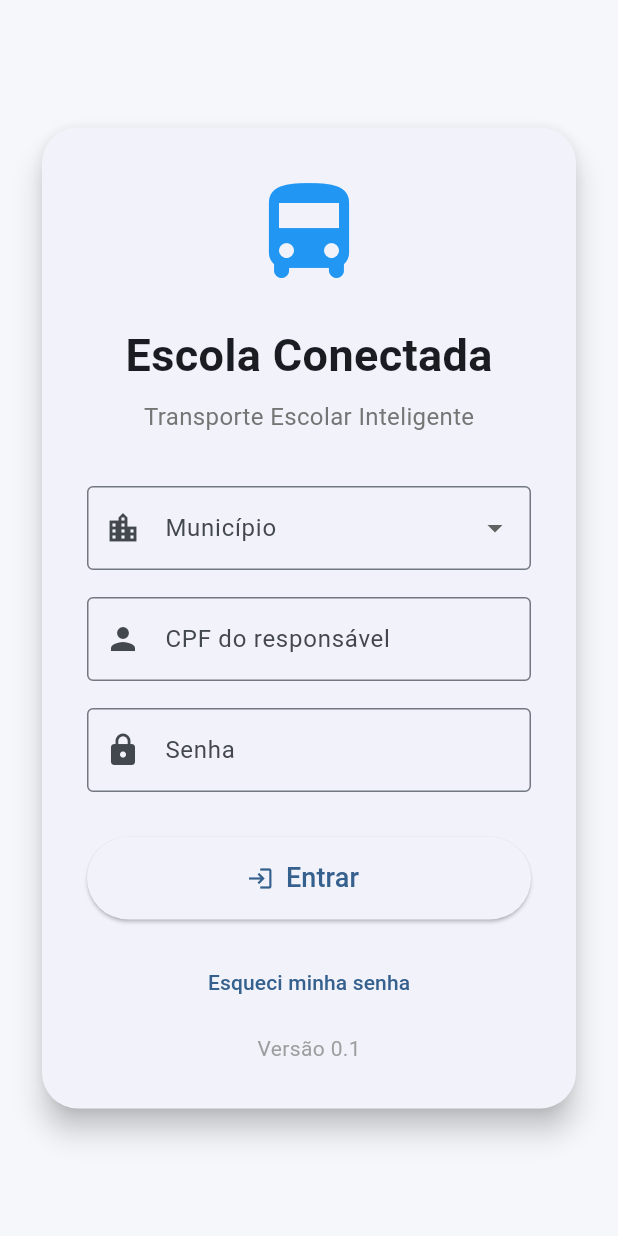
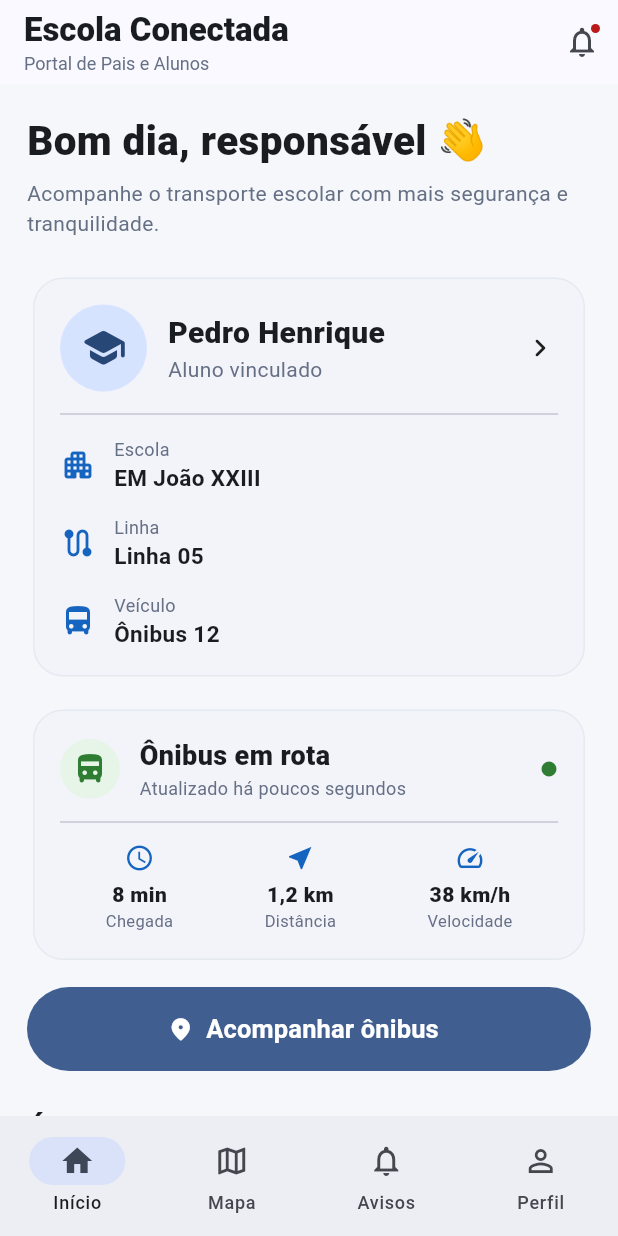
Before and after one commit to teste11th/escola-conectada, a Flutter app: the screen it shows after launch, after a tap on "Entrar", on a phone screen of 412 x 824 dp. Run offline on Flutter 3.47's test engine with Material 3 defaults, Android fonts, the phone set to English and light mode, and no system bars.

Commit message:
V0.2 - Home de pais e alunos

```diff
--- a/lib/main.dart
+++ b/lib/main.dart
@@ -1,8 +1,8 @@
 import 'package:flutter/material.dart';
 
-void main() {
-  runApp(const EscolaConectadaApp());
-}
+import 'pages/login_page.dart';
+
+void main() => runApp(const EscolaConectadaApp());
 
 class EscolaConectadaApp extends StatelessWidget {
   const EscolaConectadaApp({super.key});
@@ -14,136 +14,22 @@ class EscolaConectadaApp extends StatelessWidget {
       title: 'Escola Conectada',
       theme: ThemeData(
         useMaterial3: true,
-        colorSchemeSeed: Colors.blue,
+        colorScheme: ColorScheme.fromSeed(seedColor: const Color(0xFF1565C0)),
+        scaffoldBackgroundColor: const Color(0xFFF5F7FA),
+        cardTheme: CardThemeData(
+          elevation: 0,
+          shape: RoundedRectangleBorder(
+            borderRadius: BorderRadius.circular(20),
+            side: const BorderSide(color: Color(0xFFE5EAF0)),
+          ),
+        ),
+        inputDecorationTheme: InputDecorationTheme(
+          filled: true,
+          fillColor: Colors.white,
+          border: OutlineInputBorder(borderRadius: BorderRadius.circular(16)),
+        ),
       ),
       home: const LoginPage(),
     );
   }
 }
-
-class LoginPage extends StatelessWidget {
-  const LoginPage({super.key});
-
-  @override
-  Widget build(BuildContext context) {
-    return Scaffold(
-      backgroundColor: const Color(0xffF5F7FA),
-      body: Center(
-        child: SingleChildScrollView(
-          padding: const EdgeInsets.all(24),
-          child: SizedBox(
-            width: 420,
-            child: Card(
-              elevation: 8,
-              shape: RoundedRectangleBorder(
-                borderRadius: BorderRadius.circular(24),
-              ),
-              child: Padding(
-                padding: const EdgeInsets.all(30),
-                child: Column(
-                  children: [
-                    const Icon(
-                      Icons.directions_bus_rounded,
-                      size: 80,
-                      color: Colors.blue,
-                    ),
-                    const SizedBox(height: 20),
-
-                    const Text(
-                      "Escola Conectada",
-                      style: TextStyle(
-                        fontSize: 30,
-                        fontWeight: FontWeight.bold,
-                      ),
-                    ),
-
-                    const SizedBox(height: 8),
-
-                    Text(
-                      "Transporte Escolar Inteligente",
-                      style: TextStyle(
-                        color: Colors.grey.shade600,
-                        fontSize: 16,
-                      ),
-                    ),
-
-                    const SizedBox(height: 35),
-
-                    DropdownButtonFormField<String>(
-                      decoration: const InputDecoration(
-                        labelText: "Município",
-                        border: OutlineInputBorder(),
-                        prefixIcon: Icon(Icons.location_city),
-                      ),
-                      items: const [
-                        DropdownMenuItem(
-                          value: "Campo Grande",
-                          child: Text("Campo Grande"),
-                        ),
-                        DropdownMenuItem(
-                          value: "Catanduva",
-                          child: Text("Catanduva"),
-                        ),
-                      ],
-                      onChanged: (v) {},
-                    ),
-
-                    const SizedBox(height: 18),
-
-                    TextField(
-                      decoration: const InputDecoration(
-                        labelText: "CPF do responsável",
-                        border: OutlineInputBorder(),
-                        prefixIcon: Icon(Icons.person),
-                      ),
-                    ),
-
-                    const SizedBox(height: 18),
-
-                    TextField(
-                      obscureText: true,
-                      decoration: const InputDecoration(
-                        labelText: "Senha",
-                        border: OutlineInputBorder(),
-                        prefixIcon: Icon(Icons.lock),
-                      ),
-                    ),
-
-                    const SizedBox(height: 30),
-
-                    SizedBox(
-                      width: double.infinity,
-                      height: 55,
-                      child: ElevatedButton.icon(
-                        onPressed: () {},
-                        icon: const Icon(Icons.login),
-                        label: const Text(
-                          "Entrar",
-                          style: TextStyle(fontSize: 18),
-                        ),
-                      ),
-                    ),
-
-                    const SizedBox(height: 18),
-
-                    TextButton(
-                      onPressed: () {},
-                      child: const Text("Esqueci minha senha"),
-                    ),
-
-                    const SizedBox(height: 10),
-
-                    const Text(
-                      "Versão 0.1",
-                      style: TextStyle(color: Colors.grey),
-                    ),
-                  ],
-                ),
-              ),
-            ),
-          ),
-        ),
-      ),
-    );
-  }
-}
--- /dev/null
+++ b/lib/pages/home_page.dart
@@ -0,0 +1,291 @@
+import 'package:flutter/material.dart';
+
+const azul = Color(0xFF1565C0);
+const verde = Color(0xFF2E7D32);
+
+class HomePage extends StatefulWidget {
+  const HomePage({super.key});
+
+  @override
+  State<HomePage> createState() => _HomePageState();
+}
+
+class _HomePageState extends State<HomePage> {
+  int pagina = 0;
+
+  @override
+  Widget build(BuildContext context) {
+    final telas = [
+      InicioPage(onMapa: () => setState(() => pagina = 1)),
+      const MapaPage(),
+      const AvisosPage(),
+      const PerfilPage(),
+    ];
+
+    return Scaffold(
+      body: IndexedStack(index: pagina, children: telas),
+      bottomNavigationBar: NavigationBar(
+        selectedIndex: pagina,
+        onDestinationSelected: (i) => setState(() => pagina = i),
+        destinations: const [
+          NavigationDestination(icon: Icon(Icons.home_outlined), selectedIcon: Icon(Icons.home), label: 'Início'),
+          NavigationDestination(icon: Icon(Icons.map_outlined), selectedIcon: Icon(Icons.map), label: 'Mapa'),
+          NavigationDestination(icon: Icon(Icons.notifications_outlined), selectedIcon: Icon(Icons.notifications), label: 'Avisos'),
+          NavigationDestination(icon: Icon(Icons.person_outline), selectedIcon: Icon(Icons.person), label: 'Perfil'),
+        ],
+      ),
+    );
+  }
+}
+
+class InicioPage extends StatelessWidget {
+  final VoidCallback onMapa;
+  const InicioPage({super.key, required this.onMapa});
+
+  @override
+  Widget build(BuildContext context) {
+    return Scaffold(
+      appBar: AppBar(
+        title: const Column(
+          crossAxisAlignment: CrossAxisAlignment.start,
+          children: [
+            Text('Escola Conectada', style: TextStyle(fontWeight: FontWeight.w800)),
+            Text('Portal de Pais e Alunos', style: TextStyle(fontSize: 12, color: Color(0xFF667085))),
+          ],
+        ),
+        actions: [IconButton(onPressed: () {}, icon: const Badge(child: Icon(Icons.notifications_outlined)))],
+      ),
+      body: ListView(
+        padding: const EdgeInsets.all(18),
+        children: [
+          const Text('Bom dia, responsável 👋', style: TextStyle(fontSize: 27, fontWeight: FontWeight.w800)),
+          const SizedBox(height: 6),
+          const Text('Acompanhe o transporte escolar com mais segurança e tranquilidade.',
+              style: TextStyle(color: Color(0xFF667085), height: 1.4)),
+          const SizedBox(height: 22),
+          const _AlunoCard(),
+          const SizedBox(height: 14),
+          const _StatusCard(),
+          const SizedBox(height: 14),
+          SizedBox(
+            height: 56,
+            child: FilledButton.icon(
+              onPressed: onMapa,
+              icon: const Icon(Icons.location_on_rounded),
+              label: const Text('Acompanhar ônibus', style: TextStyle(fontSize: 17, fontWeight: FontWeight.w700)),
+            ),
+          ),
+          const SizedBox(height: 24),
+          const Text('Últimos avisos', style: TextStyle(fontSize: 20, fontWeight: FontWeight.w800)),
+          const SizedBox(height: 10),
+          const _AvisoCard(
+            icon: Icons.check_circle_outline,
+            title: 'Rota funcionando normalmente',
+            subtitle: 'O ônibus iniciou o trajeto dentro do horário previsto.',
+            color: verde,
+          ),
+          const SizedBox(height: 10),
+          const _AvisoCard(
+            icon: Icons.info_outline,
+            title: 'Previsão de chegada',
+            subtitle: 'Chegada estimada ao ponto em aproximadamente 8 minutos.',
+            color: azul,
+          ),
+        ],
+      ),
+    );
+  }
+}
+
+class _AlunoCard extends StatelessWidget {
+  const _AlunoCard();
+
+  @override
+  Widget build(BuildContext context) {
+    return Card(
+      child: Padding(
+        padding: const EdgeInsets.all(18),
+        child: Column(
+          children: const [
+            Row(
+              children: [
+                CircleAvatar(radius: 29, child: Icon(Icons.school_rounded, size: 31)),
+                SizedBox(width: 14),
+                Expanded(child: Column(crossAxisAlignment: CrossAxisAlignment.start, children: [
+                  Text('Pedro Henrique', style: TextStyle(fontSize: 20, fontWeight: FontWeight.w800)),
+                  Text('Aluno vinculado', style: TextStyle(color: Color(0xFF667085))),
+                ])),
+                Icon(Icons.chevron_right_rounded),
+              ],
+            ),
+            Divider(height: 30),
+            _Info(icon: Icons.apartment_rounded, label: 'Escola', value: 'EM João XXIII'),
+            SizedBox(height: 14),
+            _Info(icon: Icons.route_rounded, label: 'Linha', value: 'Linha 05'),
+            SizedBox(height: 14),
+            _Info(icon: Icons.directions_bus_rounded, label: 'Veículo', value: 'Ônibus 12'),
+          ],
+        ),
+      ),
+    );
+  }
+}
+
+class _Info extends StatelessWidget {
+  final IconData icon;
+  final String label;
+  final String value;
+  const _Info({required this.icon, required this.label, required this.value});
+
+  @override
+  Widget build(BuildContext context) {
+    return Row(children: [
+      Icon(icon, color: azul),
+      const SizedBox(width: 12),
+      Column(crossAxisAlignment: CrossAxisAlignment.start, children: [
+        Text(label, style: const TextStyle(color: Color(0xFF667085), fontSize: 12)),
+        Text(value, style: const TextStyle(fontWeight: FontWeight.w700, fontSize: 15)),
+      ]),
+    ]);
+  }
+}
+
+class _StatusCard extends StatelessWidget {
+  const _StatusCard();
+
+  @override
+  Widget build(BuildContext context) {
+    return Card(
+      child: Padding(
+        padding: const EdgeInsets.all(18),
+        child: Column(children: const [
+          Row(children: [
+            CircleAvatar(backgroundColor: Color(0xFFE7F5E9), child: Icon(Icons.directions_bus_filled_rounded, color: verde)),
+            SizedBox(width: 13),
+            Expanded(child: Column(crossAxisAlignment: CrossAxisAlignment.start, children: [
+              Text('Ônibus em rota', style: TextStyle(fontSize: 18, fontWeight: FontWeight.w800)),
+              Text('Atualizado há poucos segundos', style: TextStyle(color: Color(0xFF667085), fontSize: 12)),
+            ])),
+            Icon(Icons.circle, color: verde, size: 12),
+          ]),
+          Divider(height: 28),
+          Row(mainAxisAlignment: MainAxisAlignment.spaceAround, children: [
+            _Status(icon: Icons.schedule, value: '8 min', label: 'Chegada'),
+            _Status(icon: Icons.near_me, value: '1,2 km', label: 'Distância'),
+            _Status(icon: Icons.speed, value: '38 km/h', label: 'Velocidade'),
+          ]),
+        ]),
+      ),
+    );
+  }
+}
+
+class _Status extends StatelessWidget {
+  final IconData icon;
+  final String value;
+  final String label;
+  const _Status({required this.icon, required this.value, required this.label});
+  @override
+  Widget build(BuildContext context) => Column(children: [
+    Icon(icon, color: azul, size: 20),
+    const SizedBox(height: 4),
+    Text(value, style: const TextStyle(fontWeight: FontWeight.w800)),
+    Text(label, style: const TextStyle(color: Color(0xFF667085), fontSize: 11)),
+  ]);
+}
+
+class _AvisoCard extends StatelessWidget {
+  final IconData icon;
+  final String title;
+  final String subtitle;
+  final Color color;
+  const _AvisoCard({required this.icon, required this.title, required this.subtitle, required this.color});
+
+  @override
+  Widget build(BuildContext context) {
+    return Card(
+      child: ListTile(
+        contentPadding: const EdgeInsets.all(14),
+        leading: CircleAvatar(backgroundColor: color.withValues(alpha: .1), child: Icon(icon, color: color)),
+        title: Text(title, style: const TextStyle(fontWeight: FontWeight.w800)),
+        subtitle: Text(subtitle),
+      ),
+    );
+  }
+}
+
+class MapaPage extends StatelessWidget {
+  const MapaPage({super.key});
+  @override
+  Widget build(BuildContext context) {
+    return Scaffold(
+      appBar: AppBar(title: const Text('Localização do ônibus', style: TextStyle(fontWeight: FontWeight.w800))),
+      body: Stack(children: [
+        const Center(child: Column(mainAxisSize: MainAxisSize.min, children: [
+          Icon(Icons.map_rounded, size: 84, color: Color(0xFF9EABC0)),
+          SizedBox(height: 10),
+          Text('Mapa em tempo real', style: TextStyle(fontSize: 22, fontWeight: FontWeight.w800)),
+          Text('A integração com o mapa será adicionada na próxima etapa.', textAlign: TextAlign.center),
+        ])),
+        Positioned(left: 16, right: 16, bottom: 18, child: Card(child: Padding(
+          padding: const EdgeInsets.all(18),
+          child: Row(children: const [
+            CircleAvatar(child: Icon(Icons.directions_bus_rounded)),
+            SizedBox(width: 12),
+            Expanded(child: Column(crossAxisAlignment: CrossAxisAlignment.start, children: [
+              Text('Ônibus 12', style: TextStyle(fontWeight: FontWeight.w800, fontSize: 17)),
+              Text('Linha 05 • Em rota'),
+            ])),
+            Text('8 min', style: TextStyle(color: azul, fontWeight: FontWeight.w800, fontSize: 17)),
+          ]),
+        ))),
+      ]),
+    );
+  }
+}
+
+class AvisosPage extends StatelessWidget {
+  const AvisosPage({super.key});
+  @override
+  Widget build(BuildContext context) {
+    return Scaffold(
+      appBar: AppBar(title: const Text('Avisos', style: TextStyle(fontWeight: FontWeight.w800))),
+      body: ListView(padding: const EdgeInsets.all(18), children: const [
+        _AvisoCard(icon: Icons.directions_bus, title: 'Ônibus em rota', subtitle: 'A rota iniciou normalmente hoje.', color: verde),
+        SizedBox(height: 10),
+        _AvisoCard(icon: Icons.warning_amber, title: 'Possível atraso', subtitle: 'Trânsito intenso na região central.', color: Colors.orange),
+        SizedBox(height: 10),
+        _AvisoCard(icon: Icons.campaign_outlined, title: 'Veículo reserva', subtitle: 'A rota foi atendida por veículo reserva.', color: azul),
+      ]),
+    );
+  }
+}
+
+class PerfilPage extends StatelessWidget {
+  const PerfilPage({super.key});
+  @override
+  Widget build(BuildContext context) {
+    return Scaffold(
+      appBar: AppBar(title: const Text('Perfil', style: TextStyle(fontWeight: FontWeight.w800))),
+      body: ListView(padding: const EdgeInsets.all(18), children: [
+        const CircleAvatar(radius: 48, child: Icon(Icons.person, size: 52)),
+        const SizedBox(height: 14),
+        const Center(child: Text('Responsável do aluno', style: TextStyle(fontSize: 22, fontWeight: FontWeight.w800))),
+        const SizedBox(height: 24),
+        const Card(child: Column(children: [
+          ListTile(leading: Icon(Icons.badge_outlined), title: Text('CPF'), subtitle: Text('000.000.000-00')),
+          Divider(height: 1),
+          ListTile(leading: Icon(Icons.phone_outlined), title: Text('Telefone'), subtitle: Text('(67) 99999-9999')),
+          Divider(height: 1),
+          ListTile(leading: Icon(Icons.school_outlined), title: Text('Aluno vinculado'), subtitle: Text('Pedro Henrique')),
+        ])),
+        const SizedBox(height: 18),
+        OutlinedButton.icon(
+          onPressed: () => Navigator.of(context).popUntil((r) => r.isFirst),
+          icon: const Icon(Icons.logout),
+          label: const Text('Sair'),
+        ),
+      ]),
+    );
+  }
+}
--- /dev/null
+++ b/lib/pages/login_page.dart
@@ -0,0 +1,128 @@
+import 'package:flutter/material.dart';
+
+import 'home_page.dart';
+
+class LoginPage extends StatefulWidget {
+  const LoginPage({super.key});
+
+  @override
+  State<LoginPage> createState() => _LoginPageState();
+}
+
+class _LoginPageState extends State<LoginPage> {
+  String? municipio;
+  bool ocultarSenha = true;
+  bool lembrar = true;
+
+  @override
+  Widget build(BuildContext context) {
+    return Scaffold(
+      body: SafeArea(
+        child: Center(
+          child: SingleChildScrollView(
+            padding: const EdgeInsets.all(22),
+            child: ConstrainedBox(
+              constraints: const BoxConstraints(maxWidth: 430),
+              child: Column(
+                children: [
+                  Container(
+                    width: 92,
+                    height: 92,
+                    decoration: BoxDecoration(
+                      color: const Color(0xFF1565C0).withValues(alpha: .10),
+                      borderRadius: BorderRadius.circular(28),
+                    ),
+                    child: const Icon(Icons.directions_bus_rounded, size: 52, color: Color(0xFF1565C0)),
+                  ),
+                  const SizedBox(height: 20),
+                  const Text('Escola Conectada', style: TextStyle(fontSize: 31, fontWeight: FontWeight.w800)),
+                  const SizedBox(height: 6),
+                  const Text('Transporte Escolar Inteligente', style: TextStyle(color: Color(0xFF667085), fontSize: 16)),
+                  const SizedBox(height: 28),
+                  Card(
+                    child: Padding(
+                      padding: const EdgeInsets.all(22),
+                      child: Column(
+                        children: [
+                          DropdownButtonFormField<String>(
+                            initialValue: municipio,
+                            decoration: const InputDecoration(labelText: 'Município', prefixIcon: Icon(Icons.location_city_outlined)),
+                            items: const [
+                              DropdownMenuItem(value: 'Campo Grande', child: Text('Campo Grande')),
+                              DropdownMenuItem(value: 'Paraíso das Águas', child: Text('Paraíso das Águas')),
+                              DropdownMenuItem(value: 'Inocência', child: Text('Inocência')),
+                            ],
+                            onChanged: (value) => setState(() => municipio = value),
+                          ),
+                          const SizedBox(height: 16),
+                          const TextField(
+                            keyboardType: TextInputType.number,
+                            decoration: InputDecoration(labelText: 'CPF do responsável', prefixIcon: Icon(Icons.person_outline)),
+                          ),
+                          const SizedBox(height: 16),
+                          TextField(
+                            obscureText: ocultarSenha,
+                            decoration: InputDecoration(
+                              labelText: 'Senha',
+                              prefixIcon: const Icon(Icons.lock_outline),
+                              suffixIcon: IconButton(
+                                onPressed: () => setState(() => ocultarSenha = !ocultarSenha),
+                                icon: Icon(ocultarSenha ? Icons.visibility_off_outlined : Icons.visibility_outlined),
+                              ),
+                            ),
+                          ),
+                          const SizedBox(height: 8),
+                          Wrap(
+                            alignment: WrapAlignment.spaceBetween,
+                            crossAxisAlignment: WrapCrossAlignment.center,
+                            spacing: 8,
+                            children: [
+                              Row(
+                                mainAxisSize: MainAxisSize.min,
+                                children: [
+                                  Checkbox(
+                                    value: lembrar,
+                                    onChanged: (value) => setState(
+                                      () => lembrar = value ?? false,
+                                    ),
+                                  ),
+                                  const Text('Lembrar acesso'),
+                                ],
+                              ),
+                              TextButton(
+                                onPressed: () {},
+                                child: const Text('Esqueci a senha'),
+                              ),
+                            ],
+                          ),
+                          const SizedBox(height: 12),
+                          SizedBox(
+                            width: double.infinity,
+                            height: 54,
+                            child: FilledButton.icon(
+                              onPressed: () {
+                                Navigator.pushReplacement(
+                                  context,
+                                  MaterialPageRoute<void>(builder: (_) => const HomePage()),
+                                );
+                              },
+                              icon: const Icon(Icons.login_rounded),
+                              label: const Text('Entrar', style: TextStyle(fontSize: 17, fontWeight: FontWeight.w700)),
+                            ),
+                          ),
+                        ],
+                      ),
+                    ),
+                  ),
+                  const SizedBox(height: 18),
+                  const Text('Desenvolvido por MS Line Tecnologia', style: TextStyle(color: Color(0xFF98A2B3), fontSize: 13)),
+                  const Text('Versão 0.2', style: TextStyle(color: Color(0xFFB0B7C3), fontSize: 12)),
+                ],
+              ),
+            ),
+          ),
+        ),
+      ),
+    );
+  }
+}
```
Also changed, not shown: 1 other file.
